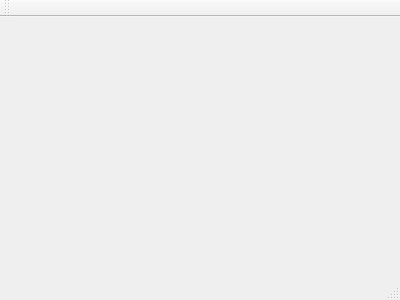
Old version of the form mainwindow.ui in the repository kogotto/qae.
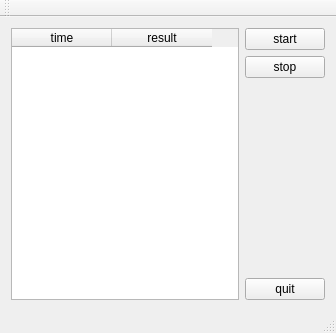
New version of the form.

Commit message: slots stubs

The edit to the form file:
```diff
--- a/mainwindow.ui
+++ b/mainwindow.ui
@@ -1,24 +1,94 @@
 <ui version="4.0">
  <class>MainWindow</class>
- <widget class="QMainWindow" name="MainWindow" >
-  <property name="geometry" >
+ <widget class="QMainWindow" name="MainWindow">
+  <property name="geometry">
    <rect>
     <x>0</x>
     <y>0</y>
-    <width>400</width>
-    <height>300</height>
+    <width>336</width>
+    <height>333</height>
    </rect>
   </property>
   <property name="windowTitle" >
    <string>MainWindow</string>
   </property>
-  <widget class="QMenuBar" name="menuBar" />
-  <widget class="QToolBar" name="mainToolBar" />
-  <widget class="QWidget" name="centralWidget" />
-  <widget class="QStatusBar" name="statusBar" />
+  <widget class="QWidget" name="centralWidget">
+   <layout class="QHBoxLayout" name="horizontalLayout">
+    <item>
+     <widget class="QTableWidget" name="table">
+      <column>
+       <property name="text">
+        <string>time</string>
+       </property>
+      </column>
+      <column>
+       <property name="text">
+        <string>result</string>
+       </property>
+      </column>
+     </widget>
+    </item>
+    <item>
+     <layout class="QVBoxLayout" name="verticalLayout">
+      <item>
+       <widget class="QPushButton" name="startButton">
+        <property name="text">
+         <string>start</string>
+        </property>
+       </widget>
+      </item>
+      <item>
+       <widget class="QPushButton" name="stopButton">
+        <property name="text">
+         <string>stop</string>
+        </property>
+       </widget>
+      </item>
+      <item>
+       <spacer name="verticalSpacer">
+        <property name="orientation">
+         <enum>Qt::Vertical</enum>
+        </property>
+        <property name="sizeHint" stdset="0">
+         <size>
+          <width>20</width>
+          <height>40</height>
+         </size>
+        </property>
+       </spacer>
+      </item>
+      <item>
+       <widget class="QPushButton" name="quitButton">
+        <property name="text">
+         <string>quit</string>
+        </property>
+       </widget>
+      </item>
+     </layout>
+    </item>
+   </layout>
+  </widget>
+  <widget class="QMenuBar" name="menuBar">
+   <property name="geometry">
+    <rect>
+     <x>0</x>
+     <y>0</y>
+     <width>336</width>
+     <height>20</height>
+    </rect>
+   </property>
+  </widget>
+  <widget class="QToolBar" name="mainToolBar">
+   <attribute name="toolBarArea">
+    <enum>TopToolBarArea</enum>
+   </attribute>
+   <attribute name="toolBarBreak">
+    <bool>false</bool>
+   </attribute>
+  </widget>
+  <widget class="QStatusBar" name="statusBar"/>
  </widget>
- <layoutDefault spacing="6" margin="11" />
- <pixmapfunction></pixmapfunction>
+ <layoutdefault spacing="6" margin="11"/>
  <resources/>
  <connections/>
 </ui>
```
Left out of the diff: 58 changed lines with no effect on the pictures. The commit also changes 2 other files.
